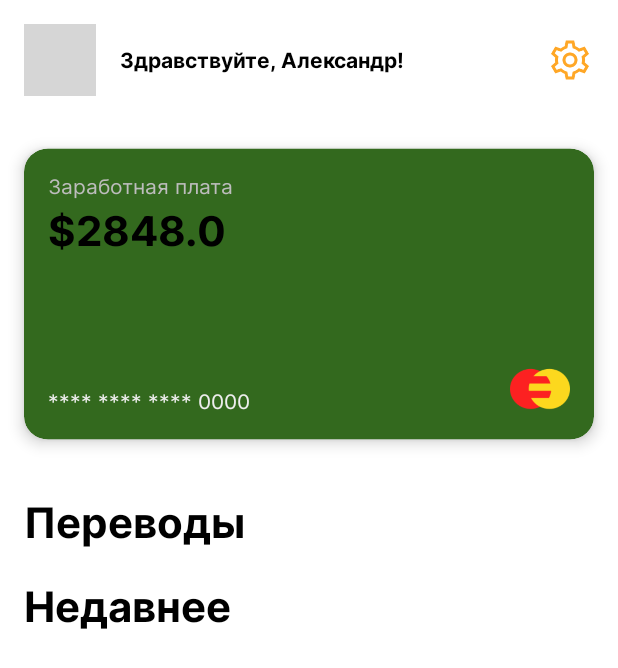
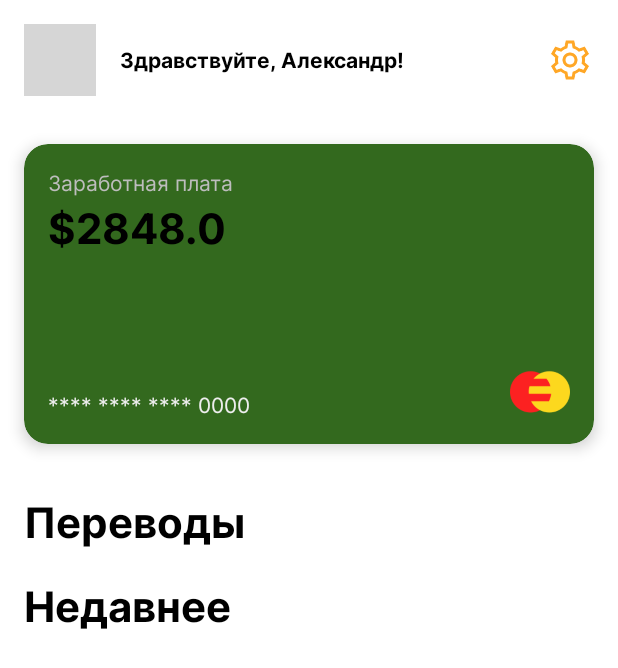
Before and after one commit to alexp0111/Monac, an Android app: the screen it shows after launch (MainActivity), on a phone screen of 412 x 824 dp. Shown: the top 668 px of the screen. Run offline under Robolectric (Android 15) with nearby library versions, the phone set to English and light mode, and no system bars; our stand-ins replace Dagger/Hilt's generated code; grey boxes are pictures that could not be loaded.

```diff
--- a/app/src/main/java/com/example/monac/adapters/CardAdapter.kt
+++ b/app/src/main/java/com/example/monac/adapters/CardAdapter.kt
@@ -3,21 +3,38 @@ package com.example.monac.adapters
 import android.view.LayoutInflater
 import android.view.ViewGroup
 import androidx.recyclerview.widget.RecyclerView
-import androidx.viewpager2.widget.ViewPager2
 import com.example.monac.data.Card
+import com.example.monac.databinding.ItemCardAddBinding
 import com.example.monac.databinding.ItemCardBinding
 
-class CardAdapter(private val cardList: ArrayList<Card>, private val viewPager2: ViewPager2) :
-    RecyclerView.Adapter<CardAdapter.CardViewHolder>() {
+class CardAdapter(private val cardList: ArrayList<Card>) :
+    RecyclerView.Adapter<RecyclerView.ViewHolder>() {
 
-    override fun onCreateViewHolder(parent: ViewGroup, viewType: Int): CardViewHolder {
+    override fun onAttachedToRecyclerView(recyclerView: RecyclerView) {
+        super.onAttachedToRecyclerView(recyclerView)
+        cardList.add(Card(name = "for adding"))
+    }
+
+    override fun onCreateViewHolder(parent: ViewGroup, viewType: Int): RecyclerView.ViewHolder {
+        if (viewType == cardList.size-1){
+            val view = ItemCardAddBinding.inflate(LayoutInflater.from(parent.context), parent, false)
+            return CardAddViewHolder(view)
+        }
         val view = ItemCardBinding.inflate(LayoutInflater.from(parent.context), parent, false)
         return CardViewHolder(view)
     }
 
-    override fun onBindViewHolder(holder: CardViewHolder, position: Int) {
-        val item = cardList[position]
-        holder.bind(item)
+    override fun onBindViewHolder(holder: RecyclerView.ViewHolder, position: Int) {
+        if (holder.itemViewType == cardList.size-1){
+            // addition segment
+        } else {
+            val item = cardList[position]
+            (holder as CardViewHolder).bind(item)
+        }
+    }
+
+    override fun getItemViewType(position: Int): Int {
+        return position
     }
 
     override fun getItemCount(): Int {
@@ -38,4 +55,8 @@ class CardAdapter(private val cardList: ArrayList<Card>, private val viewPager2:
             // TODO: payment instrument
         }
     }
+
+    class CardAddViewHolder(val binding: ItemCardAddBinding) : RecyclerView.ViewHolder(binding.root) {
+
+    }
 }
--- a/app/src/main/java/com/example/monac/ui/main/HomeFragment.kt
+++ b/app/src/main/java/com/example/monac/ui/main/HomeFragment.kt
@@ -28,9 +28,9 @@ class HomeFragment : Fragment(R.layout.fragment_home) {
             CardAdapter(
                 arrayListOf(
                     Card(name = "Заработная плата", value = 2848.0),
-                    Card(name = "Стипендия", value = 0.001)
-                ), binding.vpCards
-            )
+                    Card(name = "Стипендия", value = 0.001),
+                    Card(name = "bob", value = 0.001)
+                ))
         binding.vpCards.adapter = cardAdapter
 
         setUpTransformer(binding)
@@ -41,7 +41,7 @@ class HomeFragment : Fragment(R.layout.fragment_home) {
         transformer.addTransformer(MarginPageTransformer(40))
         transformer.addTransformer { page, position ->
             val r = 1 - abs(position)
-            page.scaleY = 0.85f + r * 0.12f
+            page.scaleY = 0.85f + r * 0.15f
         }
         binding.vpCards.setPageTransformer(transformer)
     }
```
Also changed, not shown: app/src/main/res/drawable/card_add.xml (added, +8 -0 lines), app/src/main/res/layout/item_card_add.xml (added, +23 -0 lines).
